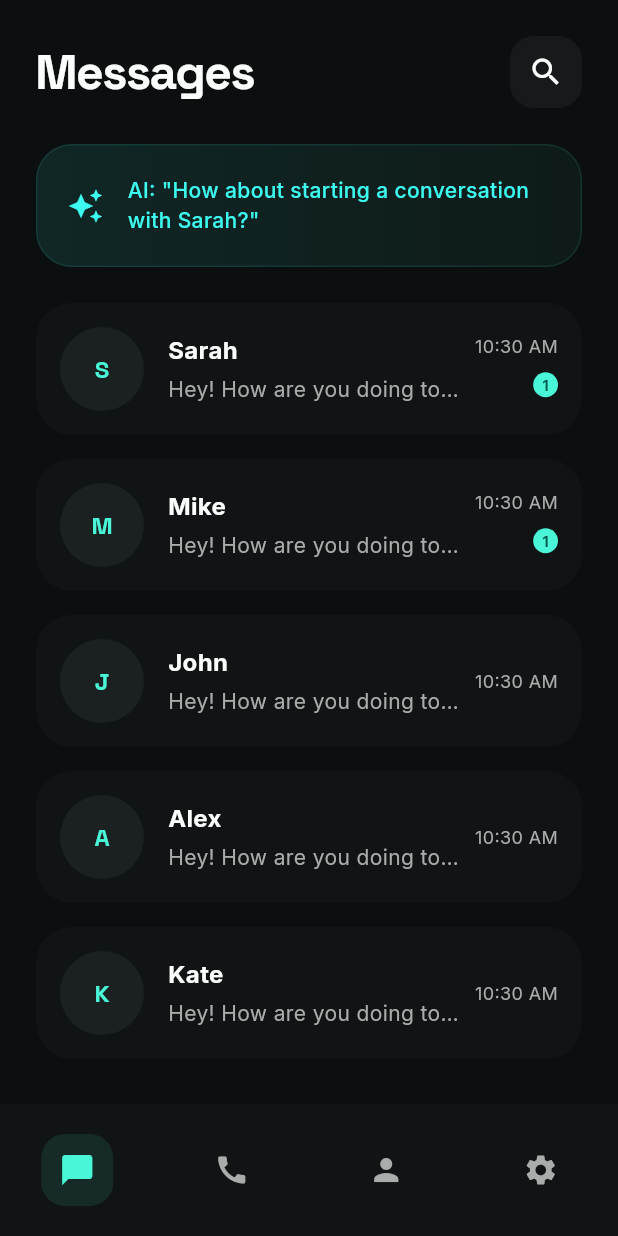
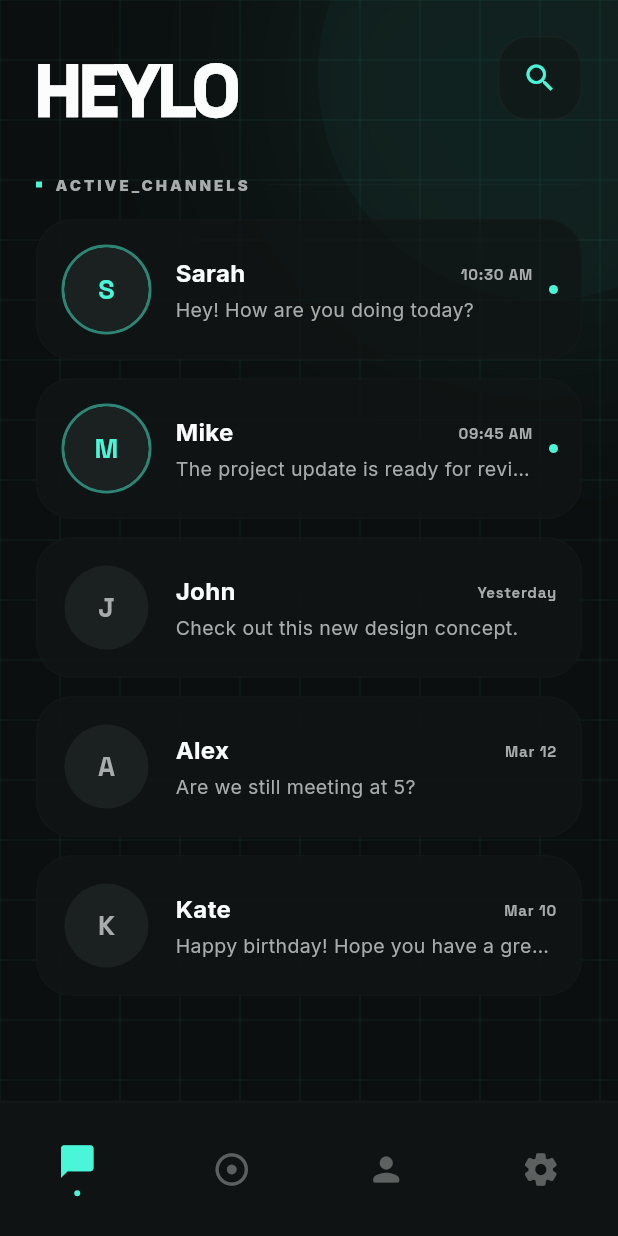
Before and after one commit to flexxy-07/Heylo, a Flutter app: the ChatsHomePage screen opened by its route, on a phone screen of 412 x 824 dp. Run offline on Flutter 3.47's test engine with Material 3 defaults, Android fonts, the phone set to English and light mode, and no system bars; our stand-ins replace cloud_firestore, firebase_auth, firebase_core, flutter_dotenv, flutter_riverpod, google_fonts and 1 more; accounts and stored records are empty.

Commit message:
Improved the UI of the chat home page

```diff
--- /dev/null
+++ b/lib/common/widgets/tech_grid.dart
@@ -0,0 +1,36 @@
+import 'package:flutter/material.dart';
+import 'package:heylo/theme/app_pallete.dart';
+
+class TechGrid extends StatelessWidget {
+  const TechGrid({super.key});
+
+  @override
+  Widget build(BuildContext context) {
+    return CustomPaint(
+      size: Size.infinite,
+      painter: TechGridPainter(),
+    );
+  }
+}
+
+class TechGridPainter extends CustomPainter {
+  @override
+  void paint(Canvas canvas, Size size) {
+    final paint = Paint()
+      ..color = AppPallete.primary.withOpacity(0.05)
+      ..strokeWidth = 1.0;
+
+    const step = 40.0;
+
+    for (double i = 0; i < size.width; i += step) {
+      canvas.drawLine(Offset(i, 0), Offset(i, size.height), paint);
+    }
+
+    for (double i = 0; i < size.height; i += step) {
+      canvas.drawLine(Offset(0, i), Offset(size.width, i), paint);
+    }
+  }
+
+  @override
+  bool shouldRepaint(covariant CustomPainter oldDelegate) => false;
+}
--- a/lib/features/auth/pages/welcome_page.dart
+++ b/lib/features/auth/pages/welcome_page.dart
@@ -2,6 +2,7 @@ import 'package:flutter/material.dart';
 import 'package:google_fonts/google_fonts.dart';
 import 'package:heylo/theme/app_pallete.dart';
 import 'package:heylo/features/auth/pages/login_page.dart';
+import 'package:heylo/common/widgets/tech_grid.dart';
 
 class WelcomePage extends StatefulWidget {
   const WelcomePage({Key? key}) : super(key: key);
@@ -46,7 +47,7 @@ class _WelcomePageState extends State<WelcomePage>
       body: Stack(
         children: [
           // Background Tech Grid
-          const GridPainterWidget(),
+          const TechGrid(),
 
           SafeArea(
             child: Padding(
@@ -254,34 +255,3 @@ class _WelcomePageState extends State<WelcomePage>
     );
   }
 }
-
-class GridPainterWidget extends StatelessWidget {
-  const GridPainterWidget({super.key});
-
-  @override
-  Widget build(BuildContext context) {
-    return CustomPaint(size: Size.infinite, painter: TechGridPainter());
-  }
-}
-
-class TechGridPainter extends CustomPainter {
-  @override
-  void paint(Canvas canvas, Size size) {
-    final paint = Paint()
-      ..color = AppPallete.primary.withOpacity(0.05)
-      ..strokeWidth = 1.0;
-
-    const step = 40.0;
-
-    for (double i = 0; i < size.width; i += step) {
-      canvas.drawLine(Offset(i, 0), Offset(i, size.height), paint);
-    }
-
-    for (double i = 0; i < size.height; i += step) {
-      canvas.drawLine(Offset(0, i), Offset(size.width, i), paint);
-    }
-  }
-
-  @override
-  bool shouldRepaint(covariant CustomPainter oldDelegate) => false;
-}
--- a/lib/features/chat/pages/chats_home_page.dart
+++ b/lib/features/chat/pages/chats_home_page.dart
@@ -1,6 +1,7 @@
 import 'package:flutter/material.dart';
 import 'package:google_fonts/google_fonts.dart';
 import 'package:heylo/theme/app_pallete.dart';
+import 'package:heylo/common/widgets/tech_grid.dart';
 
 class ChatsHomePage extends StatelessWidget {
   static const String routeName = '/chats';
@@ -10,105 +11,213 @@ class ChatsHomePage extends StatelessWidget {
   Widget build(BuildContext context) {
     return Scaffold(
       backgroundColor: AppPallete.background,
-      body: SafeArea(
-        child: Column(
-          crossAxisAlignment: CrossAxisAlignment.start,
+      body: Stack(
         children: [
-            Padding(
-              padding: const EdgeInsets.all(24.0),
-              child: Row(
-                mainAxisAlignment: MainAxisAlignment.spaceBetween,
-                children: [
-                  Text(
-                    'Messages',
-                    style: GoogleFonts.spaceGrotesk(
-                      fontSize: 32,
-                      fontWeight: FontWeight.bold,
-                      color: AppPallete.onSurface,
-                      letterSpacing: -1,
-                    ),
-                  ),
-                  Container(
-                    width: 48,
-                    height: 48,
+          // Background Tech Grid
+          const TechGrid(),
+
+          // Ambient Background Glows
+          Positioned(
+            top: -100,
+            right: -100,
+            child: Container(
+              width: 300,
+              height: 300,
               decoration: BoxDecoration(
-                      color: AppPallete.surfaceContainer,
-                      borderRadius: BorderRadius.circular(16),
-                    ),
-                    child: const Icon(
-                      Icons.search,
-                      color: AppPallete.onSurface,
-                    ),
-                  ),
-                ],
-              ),
-            ),
-
-            // AI Suggestion Box
-            Padding(
-              padding: const EdgeInsets.symmetric(horizontal: 24.0),
-              child: Container(
-                padding: const EdgeInsets.all(20),
-                decoration: BoxDecoration(
-                  gradient: LinearGradient(
-                    colors: [
-                      AppPallete.secondary.withOpacity(0.1),
-                      AppPallete.primary.withOpacity(0.05),
-                    ],
-                  ),
-                  borderRadius: BorderRadius.circular(24),
-                  border: Border.all(
-                    color: AppPallete.secondary.withOpacity(0.1),
-                    width: 1,
-                  ),
-                ),
-                child: Row(
-                  children: [
-                    const Icon(Icons.auto_awesome, color: AppPallete.secondary, size: 24),
-                    const SizedBox(width: 16),
-                    Expanded(
-                      child: Text(
-                        'AI: "How about starting a conversation with Sarah?"',
-                        style: GoogleFonts.inter(
-                          color: AppPallete.secondary,
-                          fontWeight: FontWeight.w500,
-                          fontSize: 14,
-                        ),
-                      ),
+                shape: BoxShape.circle,
+                color: AppPallete.primary.withOpacity(0.03),
+                boxShadow: [
+                  BoxShadow(
+                    color: AppPallete.primary.withOpacity(0.05),
+                    blurRadius: 100,
+                    spreadRadius: 50,
                   ),
                 ],
               ),
             ),
           ),
 
-            const SizedBox(height: 24),
+          SafeArea(
+            child: Column(
+              crossAxisAlignment: CrossAxisAlignment.start,
+              children: [
+                _buildHeader(context),
+
+                _buildSectionHeader('ACTIVE_CHANNELS'),
 
                 Expanded(
                   child: ListView.builder(
                     itemCount: 5,
-                padding: const EdgeInsets.symmetric(horizontal: 24),
+                    padding: const EdgeInsets.symmetric(
+                      horizontal: 24,
+                      vertical: 8,
+                    ),
                     itemBuilder: (context, index) {
+                      return _buildChatTile(context, index);
+                    },
+                  ),
+                ),
+              ],
+            ),
+          ),
+        ],
+      ),
+      bottomNavigationBar: _buildBottomNav(),
+    );
+  }
+
+  Widget _buildHeader(BuildContext context) {
     return Padding(
-                    padding: const EdgeInsets.only(bottom: 16.0),
+      padding: const EdgeInsets.all(24.0),
+      child: Column(
+        crossAxisAlignment: CrossAxisAlignment.start,
+        children: [
+          Row(
+            mainAxisAlignment: MainAxisAlignment.spaceBetween,
+            crossAxisAlignment: CrossAxisAlignment.start,
+            children: [
+              Column(
+                crossAxisAlignment: CrossAxisAlignment.start,
+                children: [
+                  // HUD Tag
+                  // Container(
+                  //   padding: const EdgeInsets.symmetric(
+                  //     horizontal: 8,
+                  //     vertical: 4,
+                  //   ),
+                  //   decoration: BoxDecoration(
+                  //     border: Border.all(
+                  //       color: AppPallete.primary.withOpacity(0.3),
+                  //     ),
+                  //     borderRadius: BorderRadius.circular(4),
+                  //   ),
+                  //   child: Text(
+                  //     'CHATS....../',
+                  //     style: GoogleFonts.inter(
+                  //       fontSize: 8,
+                  //       fontWeight: FontWeight.bold,
+                  //       color: AppPallete.primary,
+                  //       letterSpacing: 2,
+                  //     ),
+                  //   ),
+                  // ),
+                  const SizedBox(height: 12),
+                  // Main Branding
+                  Text(
+                    'HEYLO',
+                    style: GoogleFonts.spaceGrotesk(
+                      fontSize: 48,
+                      fontWeight: FontWeight.w900,
+                      color: AppPallete.onSurface,
+                      letterSpacing: -2,
+                      height: 1,
+                    ),
+                  ),
+                ],
+              ),
+              // Glassmorphic Search Button
+              Container(
+                width: 56,
+                height: 56,
+                decoration: BoxDecoration(
+                  color: AppPallete.surfaceContainerLow.withOpacity(0.5),
+                  borderRadius: BorderRadius.circular(20),
+                  border: Border.all(
+                    color: AppPallete.outlineVariant.withOpacity(0.15),
+                  ),
+                ),
+                child: const Icon(
+                  Icons.search,
+                  color: AppPallete.primary,
+                  size: 24,
+                ),
+              ),
+            ],
+          ),
+        ],
+      ),
+    );
+  }
+
+  Widget _buildSectionHeader(String title) {
+    return Padding(
+      padding: const EdgeInsets.symmetric(horizontal: 24.0, vertical: 8),
+      child: Row(
+        children: [
+          Container(width: 4, height: 4, color: AppPallete.primary),
+          const SizedBox(width: 8),
+          Text(
+            title,
+            style: GoogleFonts.inter(
+              fontSize: 10,
+              fontWeight: FontWeight.w900,
+              color: AppPallete.onSurfaceVariant,
+              letterSpacing: 2,
+            ),
+          ),
+          const SizedBox(width: 12),
+          Expanded(
+            child: Divider(
+              color: AppPallete.outlineVariant.withOpacity(0.1),
+              thickness: 1,
+            ),
+          ),
+        ],
+      ),
+    );
+  }
+
+  Widget _buildChatTile(BuildContext context, int index) {
+    final names = ['Sarah', 'Mike', 'John', 'Alex', 'Kate'];
+    final initials = ['S', 'M', 'J', 'A', 'K'];
+    final times = ['10:30 AM', '09:45 AM', 'Yesterday', 'Mar 12', 'Mar 10'];
+    final messages = [
+      'Hey! How are you doing today?',
+      'The project update is ready for review.',
+      'Check out this new design concept.',
+      'Are we still meeting at 5?',
+      'Happy birthday! Hope you have a great day.',
+    ];
+
+    return Padding(
+      padding: const EdgeInsets.only(bottom: 12.0),
       child: InkWell(
         onTap: () => Navigator.pushNamed(context, '/active-chat'),
         borderRadius: BorderRadius.circular(24),
         child: Container(
           padding: const EdgeInsets.all(16),
           decoration: BoxDecoration(
-                          color: AppPallete.surfaceContainerLow,
+            color: AppPallete.surfaceContainerLow.withOpacity(0.7),
             borderRadius: BorderRadius.circular(24),
+            border: Border.all(
+              color: AppPallete.outlineVariant.withOpacity(0.05),
+            ),
           ),
           child: Row(
             children: [
-                            CircleAvatar(
+              // Avatar with Pulsing Effect (simulated)
+              Container(
+                decoration: BoxDecoration(
+                  shape: BoxShape.circle,
+                  border: Border.all(
+                    color: index < 2
+                        ? AppPallete.primary.withOpacity(0.5)
+                        : Colors.transparent,
+                    width: 2,
+                  ),
+                ),
+                child: CircleAvatar(
                   radius: 28,
                   backgroundColor: AppPallete.surfaceContainerHigh,
                   child: Text(
-                                ['S', 'M', 'J', 'A', 'K'][index],
+                    initials[index],
                     style: GoogleFonts.spaceGrotesk(
-                                  color: AppPallete.primary,
+                      color: index < 2
+                          ? AppPallete.primary
+                          : AppPallete.onSurfaceVariant,
                       fontWeight: FontWeight.bold,
+                      fontSize: 18,
+                    ),
                   ),
                 ),
               ),
@@ -117,97 +226,110 @@ class ChatsHomePage extends StatelessWidget {
                 child: Column(
                   crossAxisAlignment: CrossAxisAlignment.start,
                   children: [
+                    Row(
+                      mainAxisAlignment: MainAxisAlignment.spaceBetween,
+                      children: [
                         Text(
-                                    ['Sarah', 'Mike', 'John', 'Alex', 'Kate'][index],
+                          names[index],
                           style: GoogleFonts.inter(
                             fontWeight: FontWeight.bold,
                             fontSize: 16,
                             color: AppPallete.onSurface,
                           ),
                         ),
+                        Text(
+                          times[index],
+                          style: GoogleFonts.spaceGrotesk(
+                            fontSize: 10,
+                            fontWeight: FontWeight.bold,
+                            color: AppPallete.onSurfaceVariant,
+                            letterSpacing: 0.5,
+                          ),
+                        ),
+                      ],
+                    ),
                     const SizedBox(height: 4),
                     Text(
-                                    'Hey! How are you doing today?',
+                      messages[index],
                       maxLines: 1,
                       overflow: TextOverflow.ellipsis,
                       style: GoogleFonts.inter(
                         color: AppPallete.onSurfaceVariant,
-                                      fontSize: 14,
+                        fontSize: 13,
+                        height: 1.3,
                       ),
                     ),
                   ],
                 ),
               ),
-                            const SizedBox(width: 8),
-                            Column(
-                              crossAxisAlignment: CrossAxisAlignment.end,
-                              children: [
-                                Text(
-                                  '10:30 AM',
-                                  style: GoogleFonts.inter(
-                                    fontSize: 12,
-                                    color: AppPallete.onSurfaceVariant,
-                                  ),
-                                ),
               if (index < 2)
                 Container(
-                                    margin: const EdgeInsets.only(top: 4),
-                                    padding: const EdgeInsets.all(6),
+                  margin: const EdgeInsets.only(left: 12),
+                  width: 4,
+                  height: 4,
                   decoration: const BoxDecoration(
                     color: AppPallete.primary,
                     shape: BoxShape.circle,
-                                    ),
-                                    child: Text(
-                                      '1',
-                                      style: GoogleFonts.inter(
-                                        fontSize: 10,
-                                        color: AppPallete.onPrimary,
-                                        fontWeight: FontWeight.bold,
-                                      ),
-                                    ),
+                    boxShadow: [
+                      BoxShadow(
+                        color: AppPallete.primary,
+
+                        blurRadius: 0,
+                        spreadRadius: 1,
                       ),
                     ],
+                  ),
                 ),
             ],
           ),
         ),
       ),
     );
-                },
+  }
+
+  Widget _buildBottomNav() {
+    return Container(
+      height: 90,
+      decoration: BoxDecoration(
+        color: AppPallete.surfaceContainerLow.withOpacity(0.8),
+        border: Border(
+          top: BorderSide(color: AppPallete.outlineVariant.withOpacity(0.1)),
         ),
-            ),
-          ],
-        ),
-      ),
-      bottomNavigationBar: Container(
-        padding: const EdgeInsets.symmetric(vertical: 20),
-        decoration: const BoxDecoration(
-          color: AppPallete.surfaceContainerLow,
       ),
       child: Row(
         mainAxisAlignment: MainAxisAlignment.spaceAround,
         children: [
-            _buildNavItem(Icons.chat_bubble, true),
-            _buildNavItem(Icons.call, false),
-            _buildNavItem(Icons.person, false),
-            _buildNavItem(Icons.settings, false),
+          _buildNavItem(Icons.chat_bubble_rounded, true),
+          _buildNavItem(Icons.adjust_rounded, false), // Status icon
+          _buildNavItem(Icons.person_rounded, false),
+          _buildNavItem(Icons.settings_rounded, false),
         ],
-        ),
       ),
     );
   }
 
   Widget _buildNavItem(IconData icon, bool isActive) {
-    return Container(
-      padding: const EdgeInsets.all(12),
-      decoration: BoxDecoration(
-        color: isActive ? AppPallete.primary.withOpacity(0.1) : Colors.transparent,
-        borderRadius: BorderRadius.circular(16),
+    return Column(
+      mainAxisSize: MainAxisSize.min,
+      children: [
+        Icon(
+          icon,
+          color: isActive
+              ? AppPallete.primary
+              : AppPallete.onSurfaceVariant.withOpacity(0.5),
+          size: 26,
         ),
-      child: Icon(
-        icon,
-        color: isActive ? AppPallete.primary : AppPallete.onSurfaceVariant,
+        if (isActive)
+          Container(
+            margin: const EdgeInsets.only(top: 6),
+            width: 4,
+            height: 4,
+            decoration: const BoxDecoration(
+              color: AppPallete.primary,
+              shape: BoxShape.circle,
             ),
+          ),
+      ],
     );
   }
 }
```
Lines whose indentation alone changed are shown as unchanged.
